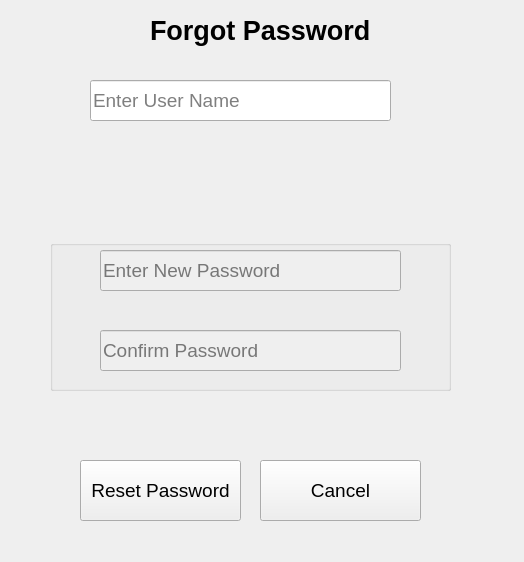
jeanfermaint/LibraryGUI, file forgotpassword.ui: the form before one commit.
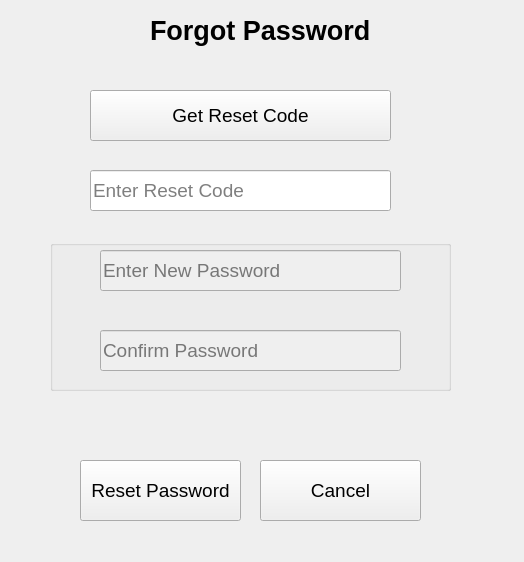
The form after the commit.

Patch:
```diff
--- a/forgotpassword.ui
+++ b/forgotpassword.ui
@@ -36,7 +36,7 @@
    <property name="geometry">
     <rect>
      <x>90</x>
-     <y>80</y>
+     <y>170</y>
      <width>301</width>
      <height>41</height>
     </rect>
@@ -48,7 +48,7 @@
     </font>
    </property>
    <property name="placeholderText">
-    <string>Enter User Name</string>
+    <string>Enter Reset Code</string>
    </property>
   </widget>
   <widget class="QLabel" name="label">
@@ -161,6 +161,19 @@
     </property>
    </widget>
   </widget>
+  <widget class="QPushButton" name="pushButton_3">
+   <property name="geometry">
+    <rect>
+     <x>90</x>
+     <y>90</y>
+     <width>301</width>
+     <height>51</height>
+    </rect>
+   </property>
+   <property name="text">
+    <string>Get Reset Code</string>
+   </property>
+  </widget>
  </widget>
  <resources/>
  <connections/>
```
